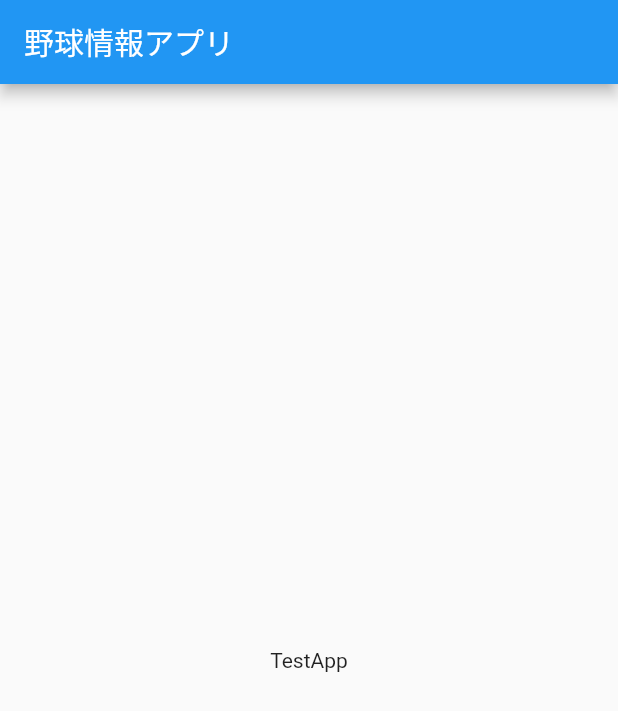
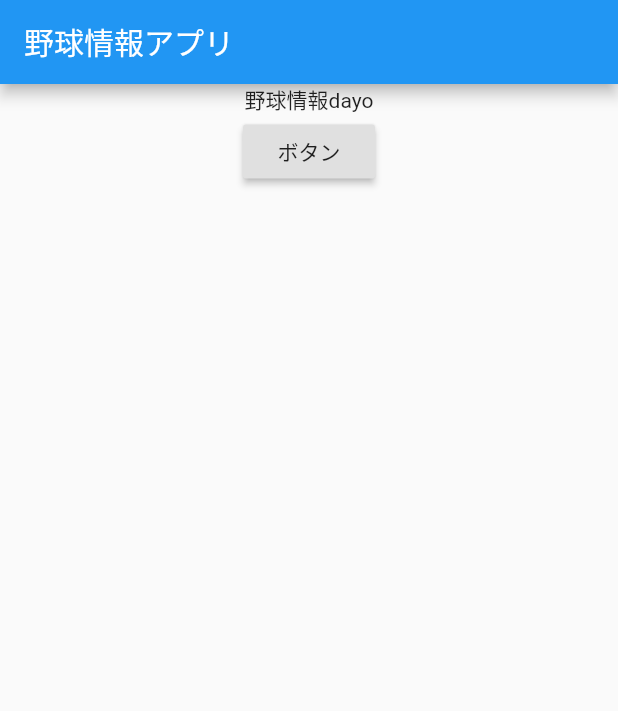
Before and after one commit to bgnrad/baseball, a Flutter app: the screen it shows after launch, on a phone screen of 412 x 824 dp. Shown: the top 711 px of the screen. Run offline on Flutter 3.47's test engine with Material 2 defaults, Android fonts, the phone set to English and light mode, and no system bars.

```diff
--- a/lib/main.dart
+++ b/lib/main.dart
@@ -1,11 +1,13 @@
 import 'package:flutter/material.dart';
+import 'package:provider/provider.dart';
+
+import 'main_model.dart';
 
 void main() {
   runApp(MyApp());
 }
 
 class MyApp extends StatelessWidget {
-  // This widget is the root of your application.
   @override
   Widget build(BuildContext context) {
     return MaterialApp(
@@ -14,16 +16,28 @@ class MyApp extends StatelessWidget {
         primarySwatch: Colors.blue,
         visualDensity: VisualDensity.adaptivePlatformDensity,
       ),
-      home: Scaffold(
-        appBar: AppBar(
-          title: Text('野球情報アプリ'),
-        ),
-        body: Center(
-          child: Column(
-            mainAxisAlignment: MainAxisAlignment.center,
-            children: <Widget>[
-              Text('TestApp'),
-            ],
+      home: ChangeNotifierProvider<MainModel>(
+        create: (_) => MainModel(),
+        child: Scaffold(
+          appBar: AppBar(
+            title: Text('野球情報アプリ'),
+          ),
+          body: Consumer<MainModel>(builder: (context,model, child) {
+              return Center(
+                child: Column(
+                  children: [
+                    Text(model.mainWord),
+                    RaisedButton(
+                      child: Text('ボタン'),
+                      onPressed: (){
+                        // 何かする
+                        model.changeMainWord();
+                      },
+                    )
+                  ],
+                ),
+              );
+            }
           ),
         ),
       ),
--- /dev/null
+++ b/lib/main_model.dart
@@ -0,0 +1,10 @@
+import 'package:flutter/cupertino.dart';
+
+class MainModel extends ChangeNotifier{
+  String mainWord = '野球情報dayo';
+
+  void changeMainWord(){
+    mainWord = '巨人';
+    notifyListeners();
+  }
+}
```
Also changed, not shown: pubspec.yaml (+1 -53 lines), pubspec.lock.
